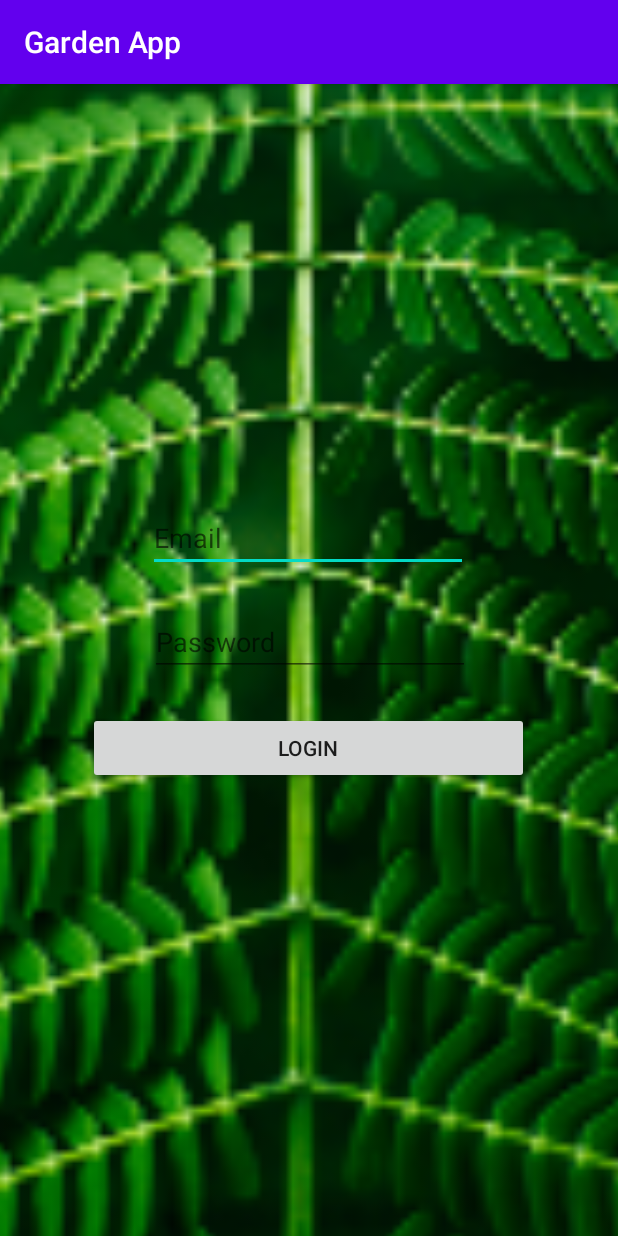
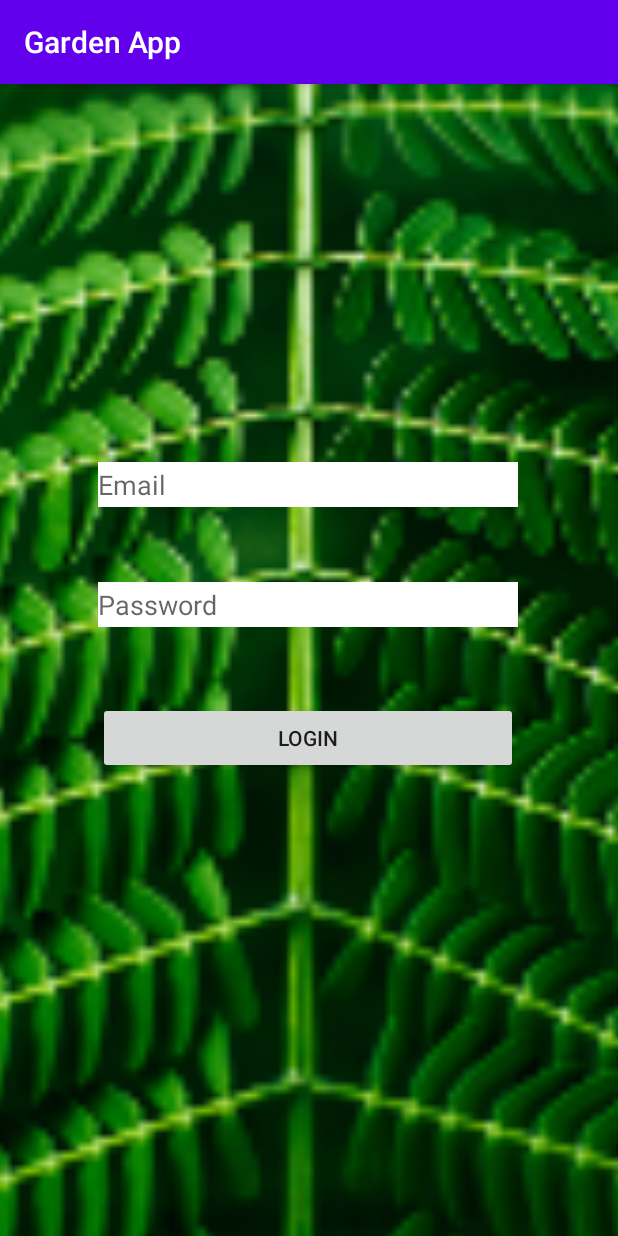
Before and after one commit to valeriedludden/GardenApp, an Android app: the screen it shows after launch (LoginActivity), on a phone screen of 412 x 824 dp. Run offline under Robolectric (Android 15) with nearby library versions, the phone set to English and light mode, and no system bars; our stand-ins replace Firebase (no records; nobody signed in at launch, a user with empty details on screens opened directly); Roboto replaces fonts that are not available here.

Commit message:
Background color for text boxes

```diff
--- a/app/src/main/res/layout/activity_login.xml
+++ b/app/src/main/res/layout/activity_login.xml
@@ -23,37 +23,39 @@
     <EditText
         android:id="@+id/editTextEmail"
         style="@style/Widget.AppCompat.Light.AutoCompleteTextView"
-        android:layout_width="wrap_content"
-        android:layout_height="wrap_content"
-        android:layout_marginTop="280dp"
+        android:layout_width="280dp"
+        android:layout_height="30dp"
+        android:layout_marginTop="252dp"
+        android:background="@color/cardview_light_background"
         android:ems="10"
         android:hint="@string/email"
         android:inputType="textPersonName"
         app:layout_constraintEnd_toEndOf="parent"
-        app:layout_constraintHorizontal_bias="0.497"
+        app:layout_constraintHorizontal_bias="0.496"
         app:layout_constraintStart_toStartOf="parent"
         app:layout_constraintTop_toTopOf="parent"
         tools:ignore="TextFields" />
 
     <EditText
         android:id="@+id/editTextPassword"
-        android:layout_width="wrap_content"
-        android:layout_height="wrap_content"
-        android:layout_marginTop="24dp"
+        android:layout_width="280dp"
+        android:layout_height="30dp"
+        android:layout_marginTop="50dp"
+        android:background="@color/cardview_light_background"
         android:ems="10"
         android:hint="@string/password"
         android:inputType="textPersonName"
         app:layout_constraintEnd_toEndOf="parent"
-        app:layout_constraintHorizontal_bias="0.502"
+        app:layout_constraintHorizontal_bias="0.496"
         app:layout_constraintStart_toStartOf="parent"
         app:layout_constraintTop_toBottomOf="@+id/editTextEmail"
         tools:ignore="TextFields" />
 
     <Button
         android:id="@+id/btnLogin"
-        android:layout_width="294dp"
+        android:layout_width="280dp"
         android:layout_height="wrap_content"
-        android:layout_marginTop="24dp"
+        android:layout_marginTop="50dp"
         android:text="@string/login"
         app:layout_constraintEnd_toEndOf="parent"
         app:layout_constraintHorizontal_bias="0.495"
```
